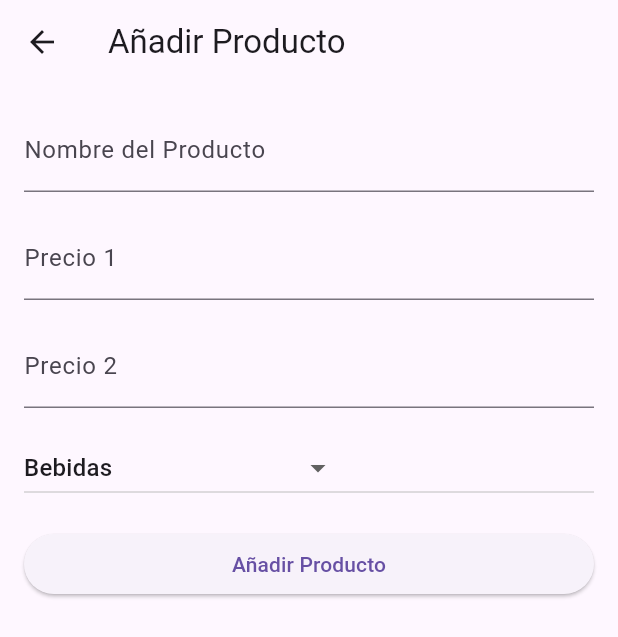
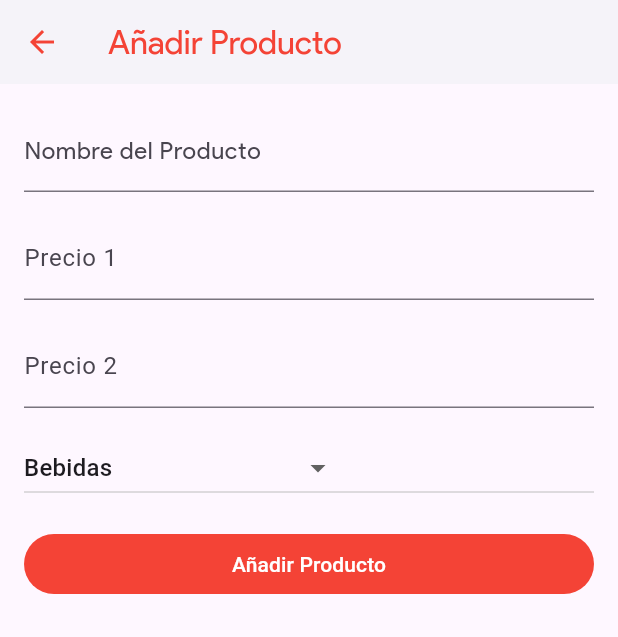
Before and after one commit to luuismrtn/PriceMarket, a Flutter app: the screen it shows after launch, after a tap on the "add" icon, on a phone screen of 412 x 824 dp. Shown: the top 637 px of the screen. Run offline on Flutter 3.47's test engine with Material 3 defaults, Android fonts, the light colour scheme and no system bars.

Commit message:
Añadido fuentes, arregleado boton de cada producto y formulario mas bonito

```diff
--- a/lib/main.dart
+++ b/lib/main.dart
@@ -1,6 +1,6 @@
 import 'package:flutter/material.dart';
 import 'package:price_market/screens/principal.dart';
-import 'objects/colors.dart';
+import 'objects/AppStyle.dart';
 
 Future<void> main() async {
   runApp(const MyApp());
@@ -14,7 +14,7 @@ class MyApp extends StatelessWidget {
     return MaterialApp(
       title: 'PriceMarket',
       theme: ThemeData(
-        primaryColor: AppColors.miColorPrimario,
+        primaryColor: AppStyle.miColorPrimario,
         useMaterial3: true,
       ),
       home: const Principal(),
--- a/lib/objects/colors.dart
+++ b/lib/objects/AppStyle.dart
@@ -1,7 +1,7 @@
 
 import 'package:flutter/material.dart';
 
-class AppColors {
+class AppStyle {
   static const Color miColorPrimario = Colors.red;
   static const Color miColorSecundario = Colors.white;
   static const Color miColorFondo = Colors.grey;
--- a/lib/screens/formularioProducto.dart
+++ b/lib/screens/formularioProducto.dart
@@ -1,6 +1,7 @@
 import 'package:flutter/material.dart';
 import '../objects/Categorias.dart';
 import '../objects/Producto.dart';
+import '../objects/AppStyle.dart';
 
 class FormularioProducto extends StatefulWidget {
   final Function(Producto) onProductoAgregado;
@@ -16,14 +17,24 @@ class _FormularioProductoState extends State<FormularioProducto> {
   final TextEditingController _nombreController = TextEditingController();
   final TextEditingController _precio1Controller = TextEditingController();
   final TextEditingController _precio2Controller = TextEditingController();
-  String _selectedCategoria = Categorias.listaCategorias[0]; // Establece la primera categoría como predeterminada
+  String _selectedCategoria = Categorias.listaCategorias[0];
 
   @override
   Widget build(BuildContext context) {
     return Scaffold(
       appBar: AppBar(
-        title: const Text('Añadir Producto'),
-      ),
+        scrolledUnderElevation: 5,
+        elevation: 2,
+        iconTheme: const IconThemeData(color: AppStyle.miColorPrimario),
+        backgroundColor: Colors.white,
+        title: const Text(
+              'Añadir Producto',
+              style: TextStyle(
+                  color: AppStyle.miColorPrimario,
+                  fontFamily: 'ProductSans',
+              ),
+            ),
+        ),
       body: Padding(
         padding: const EdgeInsets.all(16.0),
         child: Column(
@@ -31,7 +42,12 @@ class _FormularioProductoState extends State<FormularioProducto> {
           children: [
             TextField(
               controller: _nombreController,
-              decoration: InputDecoration(labelText: 'Nombre del Producto'),
+              style: const TextStyle(
+                fontFamily: 'ProductSans',
+              ),
+              decoration: const InputDecoration(labelText: 'Nombre del Producto',
+                  labelStyle: TextStyle(fontFamily: 'ProductSans'),
+              ),
             ),
             SizedBox(height: 16),
             TextField(
@@ -63,7 +79,11 @@ class _FormularioProductoState extends State<FormularioProducto> {
               hint: const Text('Seleccione una categoría'),
             ),
             SizedBox(height: 16),
-            ElevatedButton(
+            FilledButton(
+              style: ButtonStyle(
+                backgroundColor: MaterialStateProperty.all<Color>(
+                    Theme.of(context).primaryColor),
+              ),
               onPressed: () {
                 _agregarProducto();
               },
--- a/lib/screens/principal.dart
+++ b/lib/screens/principal.dart
@@ -1,5 +1,5 @@
 import 'package:flutter/material.dart';
-import '../objects/colors.dart';
+import '../objects/AppStyle.dart';
 import '../objects/Producto.dart';
 import 'formularioProducto.dart';
 
@@ -100,41 +100,41 @@ class _MyScreenState extends State<Principal> {
     context: context,
     builder: (BuildContext context) {
       return AlertDialog(
-        title: Text('Editar Producto'),
-        titlePadding: EdgeInsets.fromLTRB(20, 20, 20, 5),
+        title: const Text('Editar Producto'),
+        titlePadding: const EdgeInsets.fromLTRB(20, 20, 20, 5),
         content: Column(
           mainAxisSize: MainAxisSize.min,
           children: [
             TextField(
               controller: _nombreController,
-              decoration: InputDecoration(labelText: 'Nombre del Producto'),
+              decoration: const InputDecoration(labelText: 'Nombre del Producto'),
             ),
-            SizedBox(height: 8),
+            const SizedBox(height: 8),
             TextField(
               controller: _precio1Controller,
               keyboardType: TextInputType.number,
-              decoration: InputDecoration(labelText: 'Precio 1'),
+              decoration: const InputDecoration(labelText: 'Precio 1'),
             ),
-            SizedBox(height: 8),
+            const SizedBox(height: 8),
             TextField(
               controller: _precio2Controller,
               keyboardType: TextInputType.number,
-              decoration: InputDecoration(labelText: 'Precio 2'),
+              decoration: const InputDecoration(labelText: 'Precio 2'),
             ),
-            SizedBox(height: 8),
+            const SizedBox(height: 8),
             TextField(
               controller: _categoriaController,
-              decoration: InputDecoration(labelText: 'Categoría'),
+              decoration: const InputDecoration(labelText: 'Categoría'),
             ),
           ],
         ),
-        contentPadding: EdgeInsets.fromLTRB(20, 5, 20, 20),
+        contentPadding: const EdgeInsets.fromLTRB(20, 5, 20, 20),
         actions: [
           TextButton(
             onPressed: () {
               Navigator.pop(context);
             },
-            child: Text('Cancelar'),
+            child: const Text('Cancelar'),
           ),
           TextButton(
             onPressed: () {
@@ -148,7 +148,7 @@ class _MyScreenState extends State<Principal> {
               });
               Navigator.pop(context);
             },
-            child: Text('Guardar'),
+            child: const Text('Guardar'),
           ),
         ],
       );
@@ -167,21 +167,20 @@ class _MyScreenState extends State<Principal> {
           bottom: Radius.circular(30),
         )),
         elevation: 2,
-        iconTheme: const IconThemeData(color: AppColors.miColorPrimario),
+        iconTheme: const IconThemeData(color: AppStyle.miColorPrimario),
         backgroundColor: Colors.white,
-        title: Row(
+        title: const Row(
           children: [
-            const Spacer(),
-            const Text(
+            Spacer(),
+            Text(
               'PriceMarket',
               style: TextStyle(
                 fontSize: 24,
                 fontWeight: FontWeight.bold,
-                color: AppColors.miColorPrimario,
+                color: AppStyle.miColorPrimario,
               ),
             ),
-            const Spacer(),
-            // ... Otros botones o iconos que puedas tener
+            Spacer(),
           ],
         ),
       ),
@@ -189,7 +188,7 @@ class _MyScreenState extends State<Principal> {
         onPressed: () {
           _irFormulario(context);
         },
-        backgroundColor: AppColors.miColorPrimario,
+        backgroundColor: AppStyle.miColorPrimario,
         foregroundColor: Colors.white,
         child: const Icon(Icons.add),
       ),
@@ -202,7 +201,7 @@ class _MyScreenState extends State<Principal> {
                 Expanded(
                   child: TextField(
                     onChanged: _filtrarProductos,
-                    decoration: InputDecoration(
+                    decoration: const InputDecoration(
                       labelText: 'Buscar producto',
                       prefixIcon: Icon(Icons.search),
                     ),
@@ -218,17 +217,17 @@ class _MyScreenState extends State<Principal> {
                   },
                   itemBuilder: (BuildContext context) {
                     return [
-                      PopupMenuItem<String>(
+                      const PopupMenuItem<String>(
                         value: '',
-                        child: const Text('Todos'),
+                        child: Text('Todos'),
                       ),
-                      PopupMenuItem<String>(
+                      const PopupMenuItem<String>(
                         value: 'Bebidas',
-                        child: const Text('Bebidas'),
+                        child: Text('Bebidas'),
                       ),
-                      PopupMenuItem<String>(
+                      const PopupMenuItem<String>(
                         value: 'Alimentación',
-                        child: const Text('Alimentación'),
+                        child: Text('Alimentación'),
                       ),
                       // Agrega más opciones de filtro según tus necesidades
                     ];
@@ -237,8 +236,8 @@ class _MyScreenState extends State<Principal> {
               ],
             ),
           ),
-          Padding(
-            padding: const EdgeInsets.all(8.0),
+          const Padding(
+            padding: EdgeInsets.all(8.0),
             child: Row(
               mainAxisAlignment: MainAxisAlignment.center,
               children: [
@@ -270,36 +269,41 @@ class _MyScreenState extends State<Principal> {
             child: ListView.builder(
               itemCount: productosFiltrados.length,
               itemBuilder: (context, index) {
-                return ListTile(
-                  title: InkWell(
+                return Padding(
+                  padding: const EdgeInsets.fromLTRB(8, 0, 8, 0),
+                  child: Card(
+                      child: InkWell(
                           onTap: () {
                             _editarProducto(index);
                           },
-                    child: Row(
+                          child: ListTile(
+                            title: Row(
                               mainAxisAlignment: MainAxisAlignment.center,
                               children: [
                                 Expanded(
                                   child: Text(
                                     productosFiltrados[index].nombre,
-                            style: TextStyle(fontWeight: FontWeight.bold),
+                                    style: const TextStyle(fontWeight: FontWeight.bold),
                                     textAlign: TextAlign.center,
                                   ),
                                 ),
                                 Expanded(
                                   child: Text(
                                     '${productosFiltrados[index].precios[0]}€',
-                            style: TextStyle(color: Colors.green),
+                                    style: const TextStyle(color: Colors.green),
                                     textAlign: TextAlign.center,
                                   ),
                                 ),
                                 Expanded(
                                   child: Text(
                                     '${productosFiltrados[index].precios[1]}€',
-                            style: TextStyle(color: Colors.blue),
+                                    style: const TextStyle(color: Colors.blue),
                                     textAlign: TextAlign.center,
                                   ),
                                 ),
                               ],
+                            ),
+                        ),
                      ),
                   ),
                 );
```
Also changed, not shown: pubspec.yaml (+9 -17 lines), fonts/ProductSansBold.ttf (added), fonts/ProductSansBoldItalic.ttf (added), fonts/ProductSansItalic.ttf (added), fonts/ProductSansRegular.ttf (added), pubspec.lock. Lines whose indentation alone changed are shown as unchanged.
